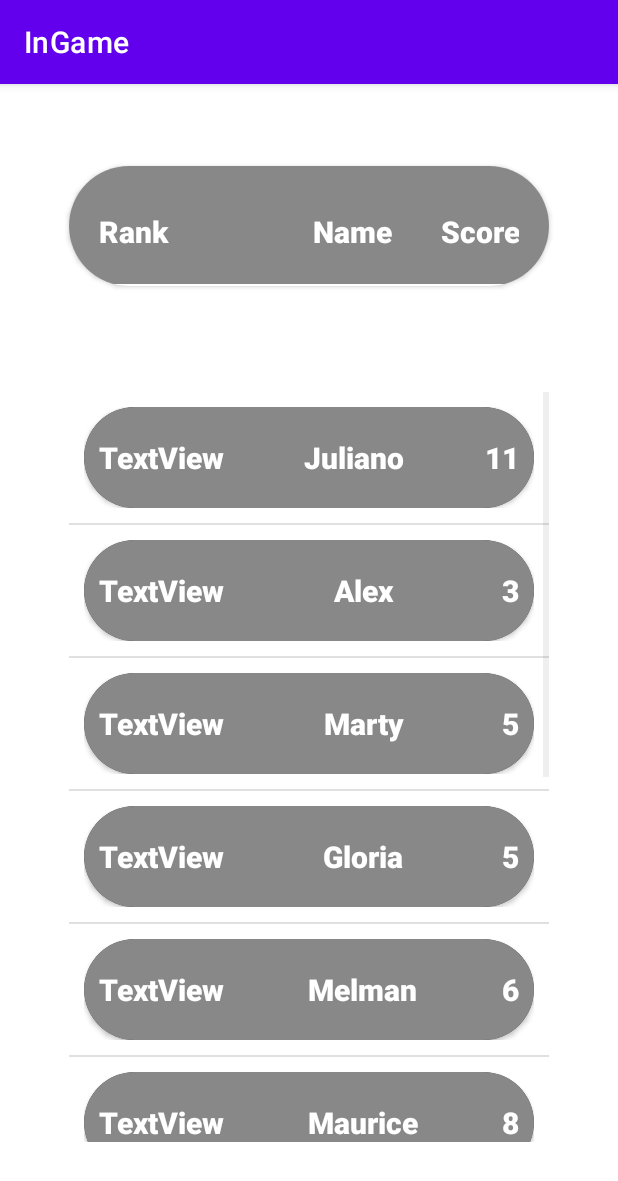
After one commit to andre279m/proj-cm-12, an Android app: the HighScoreActivity screen opened directly, with no data from a screen before it, on a phone screen of 412 x 824 dp. The commit adds this screen. Shown: the top 1181 px of the screen. Run offline under Robolectric (Android 15) with nearby library versions, the phone set to English and light mode, and no system bars.

Commit message:
higscore complete

```diff
--- /dev/null
+++ b/app/src/main/java/com/example/ingame/CustomListView.java
@@ -0,0 +1,14 @@
+package com.example.ingame;
+
+import androidx.appcompat.app.AppCompatActivity;
+
+import android.os.Bundle;
+
+public class CustomListView extends AppCompatActivity {
+
+    @Override
+    protected void onCreate(Bundle savedInstanceState) {
+        super.onCreate(savedInstanceState);
+        setContentView(R.layout.activity_custom_list_view);
+    }
+}
--- /dev/null
+++ b/app/src/main/java/com/example/ingame/HighScoreActivity.java
@@ -0,0 +1,23 @@
+package com.example.ingame;
+
+import androidx.appcompat.app.AppCompatActivity;
+
+import android.content.Intent;
+import android.os.Bundle;
+import android.widget.ListView;
+
+public class HighScoreActivity extends AppCompatActivity {
+    String[] nameList = {"Juliano", "Alex", "Marty", "Gloria", "Melman", "Maurice", "Mort","Kowalski", "Skipper", "Rico", "Private"};
+    int scoreList[] ={11,3,5,5,6,8,2,9,9,5,4};
+    @Override
+    protected void onCreate(Bundle savedInstanceState) {
+        super.onCreate(savedInstanceState);
+        setContentView(R.layout.activity_highscore);
+
+        Intent intent = getIntent();
+
+        ListView listView = (ListView) findViewById(R.id.customListview);
+        HighscoreAdapter highscoreAdapter = new HighscoreAdapter(getApplicationContext(),nameList,scoreList);
+        listView.setAdapter(highscoreAdapter);
+    }
+}
--- /dev/null
+++ b/app/src/main/java/com/example/ingame/HighscoreAdapter.java
@@ -0,0 +1,48 @@
+package com.example.ingame;
+
+import android.content.Context;
+import android.view.LayoutInflater;
+import android.view.View;
+import android.view.ViewGroup;
+import android.widget.BaseAdapter;
+import android.widget.TextView;
+
+public class HighscoreAdapter extends BaseAdapter {
+    Context context;
+    String nameList[];
+    int scoreList[];
+    LayoutInflater layoutInflater;
+
+    public HighscoreAdapter(Context context, String[] nameList, int[] scoreList) {
+        this.context = context;
+        this.nameList = nameList;
+        this.scoreList = scoreList;
+        layoutInflater = LayoutInflater.from(context);
+    }
+
+    @Override
+    public int getCount() {
+        return scoreList.length;
+    }
+
+    @Override
+    public Object getItem(int position) {
+        return null;
+    }
+
+    @Override
+    public long getItemId(int position) {
+        return 0;
+    }
+
+    @Override
+    public View getView(int position, View convertView, ViewGroup parent) {
+        View highScoreView = layoutInflater.inflate(R.layout.activity_custom_list_view, null);
+        TextView nameView = (TextView) highScoreView.findViewById(R.id.name);
+        TextView scoreView = (TextView) highScoreView.findViewById(R.id.score);
+        nameView.setText(nameList[position]);
+        scoreView.setText(Integer.toString(scoreList[position]));
+
+        return highScoreView;
+    }
+}
--- a/app/src/main/java/com/example/ingame/MainActivity.java
+++ b/app/src/main/java/com/example/ingame/MainActivity.java
@@ -2,7 +2,9 @@ package com.example.ingame;
 
 import androidx.appcompat.app.AppCompatActivity;
 
+import android.content.Intent;
 import android.os.Bundle;
+import android.widget.Button;
 
 public class MainActivity extends AppCompatActivity {
 
@@ -10,5 +12,24 @@ public class MainActivity extends AppCompatActivity {
     protected void onCreate(Bundle savedInstanceState) {
         super.onCreate(savedInstanceState);
         setContentView(R.layout.activity_main);
+
+        Button buttonHighScore = findViewById(R.id.highscore);
+        Button buttonSetUp = findViewById(R.id.setup);
+
+
+        buttonHighScore.setOnClickListener(__ -> onButtonHighScoreClicked());
+        buttonSetUp.setOnClickListener(__ -> onButtonSetUpClicked());
+
+
+    }
+
+    private void onButtonSetUpClicked() {
+        Intent intentChangeSetUpScreen = new Intent(this, SetUpActivity.class);
+        startActivity(intentChangeSetUpScreen);
+    }
+
+    private void onButtonHighScoreClicked() {
+        Intent intentChangeSetUpScreen = new Intent(this, HighScoreActivity.class);
+        startActivity(intentChangeSetUpScreen);
     }
 }
--- /dev/null
+++ b/app/src/main/java/com/example/ingame/SetUpActivity.java
@@ -0,0 +1,18 @@
+package com.example.ingame;
+
+import android.content.Intent;
+import android.os.Bundle;
+
+import androidx.annotation.Nullable;
+import androidx.appcompat.app.AppCompatActivity;
+
+public class SetUpActivity extends AppCompatActivity {
+
+    @Override
+    protected void onCreate(@Nullable Bundle savedInstanceState) {
+        super.onCreate(savedInstanceState);
+
+        Intent intent = getIntent();
+
+    }
+}
--- /dev/null
+++ b/app/src/main/res/layout/activity_custom_list_view.xml
@@ -0,0 +1,72 @@
+<?xml version="1.0" encoding="utf-8"?>
+<RelativeLayout xmlns:android="http://schemas.android.com/apk/res/android"
+    xmlns:app="http://schemas.android.com/apk/res-auto"
+    xmlns:tools="http://schemas.android.com/tools"
+    android:layout_width="match_parent"
+    android:layout_height="match_parent"
+    android:padding="10dp"
+    tools:context=".CustomListView">
+
+    <androidx.cardview.widget.CardView
+        android:layout_width="match_parent"
+        android:layout_height="wrap_content"
+        android:elevation="5dp"
+        app:cardMaxElevation="5dp"
+        app:cardCornerRadius="50dp">
+
+
+    <LinearLayout
+        android:layout_width="match_parent"
+        android:layout_height="wrap_content"
+        android:layout_alignParentStart="true"
+        android:layout_marginStart="0dp"
+        android:padding="10dp"
+        android:background="@color/soft_gray">
+
+        <TextView
+            android:id="@+id/rank"
+            android:layout_width="wrap_content"
+            android:layout_height="wrap_content"
+            android:layout_weight="1"
+            android:textColor="@color/white"
+            android:text="TextView"
+            android:textAlignment="textStart"
+            android:layout_marginBottom="10dp"
+            android:layout_marginTop="10dp"
+            android:textStyle="bold"
+            android:textSize="20sp"
+            android:fontFamily="sans-serif-medium"
+             />
+
+        <TextView
+            android:id="@+id/name"
+            android:layout_width="wrap_content"
+            android:layout_height="wrap_content"
+            android:layout_weight="1"
+            android:textColor="@color/white"
+            android:text="TextView"
+            android:textAlignment="center"
+            android:layout_marginBottom="10dp"
+            android:layout_marginTop="10dp"
+            android:textStyle="bold"
+            android:textSize="20sp"
+            android:fontFamily="sans-serif-medium" />
+
+        <TextView
+            android:id="@+id/score"
+            android:layout_width="wrap_content"
+            android:layout_height="wrap_content"
+            android:layout_weight="1"
+            android:textColor="@color/white"
+            android:text="TextView"
+            android:textAlignment="textEnd"
+            android:layout_marginBottom="10dp"
+            android:layout_marginTop="10dp"
+            android:textStyle="bold"
+            android:textSize="20sp"
+            android:fontFamily="sans-serif-medium" />
+
+    </LinearLayout>
+    </androidx.cardview.widget.CardView>
+
+</RelativeLayout>
--- /dev/null
+++ b/app/src/main/res/layout/activity_highscore.xml
@@ -0,0 +1,88 @@
+<?xml version="1.0" encoding="utf-8"?>
+<androidx.constraintlayout.widget.ConstraintLayout xmlns:android="http://schemas.android.com/apk/res/android"
+    xmlns:app="http://schemas.android.com/apk/res-auto"
+    xmlns:tools="http://schemas.android.com/tools"
+    android:layout_width="match_parent"
+    android:layout_height="match_parent"
+    tools:context=".HighScoreActivity">
+
+    <ListView
+        android:id="@+id/customListview"
+        android:layout_width="320dp"
+        android:layout_height="500dp"
+        android:layout_marginStart="16dp"
+        android:layout_marginEnd="16dp"
+        android:layout_marginBottom="24dp"
+        app:layout_constraintBottom_toBottomOf="parent"
+        app:layout_constraintEnd_toEndOf="parent"
+        app:layout_constraintStart_toStartOf="parent"
+        app:layout_constraintTop_toBottomOf="@+id/cardView" />
+
+
+    <androidx.cardview.widget.CardView
+        android:id="@+id/cardView"
+        android:layout_width="320dp"
+        android:layout_height="80dp"
+        android:layout_marginTop="16dp"
+        android:layout_marginBottom="32dp"
+        android:elevation="5dp"
+        app:cardCornerRadius="50dp"
+        app:cardMaxElevation="5dp"
+        app:layout_constraintBottom_toTopOf="@+id/customListview"
+        app:layout_constraintEnd_toEndOf="parent"
+        app:layout_constraintStart_toStartOf="parent"
+        app:layout_constraintTop_toTopOf="parent">
+
+
+        <LinearLayout
+            android:layout_width="match_parent"
+            android:layout_height="wrap_content"
+            android:layout_alignParentStart="true"
+            android:layout_marginStart="0dp"
+            android:background="@color/soft_gray"
+            android:padding="20dp">
+
+            <TextView
+                android:id="@+id/rank"
+                android:layout_width="wrap_content"
+                android:layout_height="wrap_content"
+                android:layout_marginTop="10dp"
+                android:layout_weight="1"
+                android:fontFamily="sans-serif-medium"
+                android:text="Rank"
+                android:textAlignment="textStart"
+                android:textColor="@color/white"
+                android:textSize="20sp"
+                android:textStyle="bold" />
+
+            <TextView
+                android:id="@+id/name"
+                android:layout_width="wrap_content"
+                android:layout_height="wrap_content"
+                android:layout_marginTop="10dp"
+                android:layout_weight="1"
+                android:fontFamily="sans-serif-medium"
+                android:text="Name"
+                android:textAlignment="center"
+                android:textColor="@color/white"
+                android:textSize="20sp"
+                android:textStyle="bold" />
+
+            <TextView
+                android:id="@+id/score"
+                android:layout_width="wrap_content"
+                android:layout_height="wrap_content"
+                android:layout_marginTop="10dp"
+                android:layout_marginBottom="1dp"
+
+                android:fontFamily="sans-serif-medium"
+                android:text="Score"
+                android:textAlignment="textEnd"
+                android:textColor="@color/white"
+                android:textSize="20sp"
+                android:textStyle="bold" />
+
+        </LinearLayout>
+    </androidx.cardview.widget.CardView>
+
+</androidx.constraintlayout.widget.ConstraintLayout>
--- a/app/src/main/res/layout/activity_main.xml
+++ b/app/src/main/res/layout/activity_main.xml
@@ -6,13 +6,23 @@
     android:layout_height="match_parent"
     tools:context=".MainActivity">
 
-    <TextView
+    <Button
+        android:id="@+id/highscore"
         android:layout_width="wrap_content"
         android:layout_height="wrap_content"
-        android:text="Hello World!"
+        android:text="highscore"
         app:layout_constraintBottom_toBottomOf="parent"
         app:layout_constraintEnd_toEndOf="parent"
         app:layout_constraintStart_toStartOf="parent"
         app:layout_constraintTop_toTopOf="parent" />
 
+    <Button
+        android:id="@+id/setup"
+        android:layout_width="wrap_content"
+        android:layout_height="wrap_content"
+        android:text="Button"
+        app:layout_constraintBottom_toTopOf="@+id/highscore"
+        app:layout_constraintEnd_toEndOf="parent"
+        app:layout_constraintStart_toStartOf="parent"
+        app:layout_constraintTop_toTopOf="parent" />
 </androidx.constraintlayout.widget.ConstraintLayout>
--- /dev/null
+++ b/app/src/main/res/layout/activity_setup.xml
@@ -0,0 +1,9 @@
+<?xml version="1.0" encoding="utf-8"?>
+<androidx.constraintlayout.widget.ConstraintLayout xmlns:android="http://schemas.android.com/apk/res/android"
+    xmlns:app="http://schemas.android.com/apk/res-auto"
+    xmlns:tools="http://schemas.android.com/tools"
+    android:layout_width="match_parent"
+    android:layout_height="match_parent"
+    tools:context=".SetUpActivity">
+
+</androidx.constraintlayout.widget.ConstraintLayout>
--- a/app/src/main/res/values/colors.xml
+++ b/app/src/main/res/values/colors.xml
@@ -7,4 +7,5 @@
     <color name="teal_700">#FF018786</color>
     <color name="black">#FF000000</color>
     <color name="white">#FFFFFFFF</color>
+    <color name="soft_gray">#FF888888</color>
 </resources>
```
Also changed, not shown: app/src/main/AndroidManifest.xml (+17 -3 lines).
